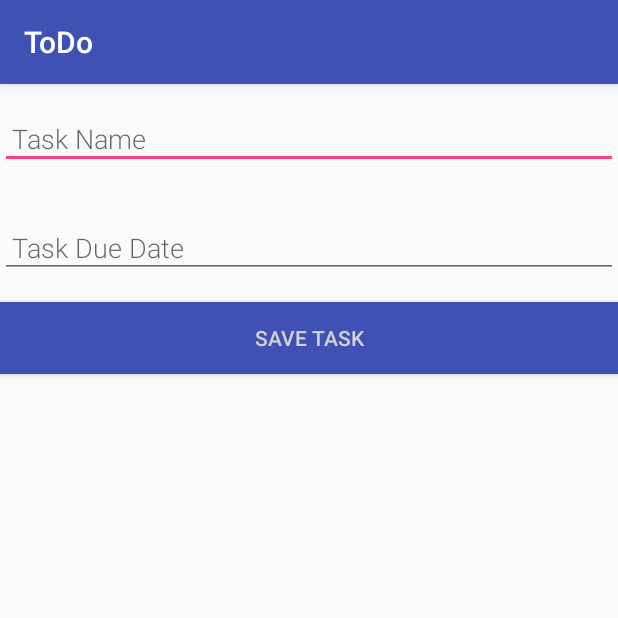
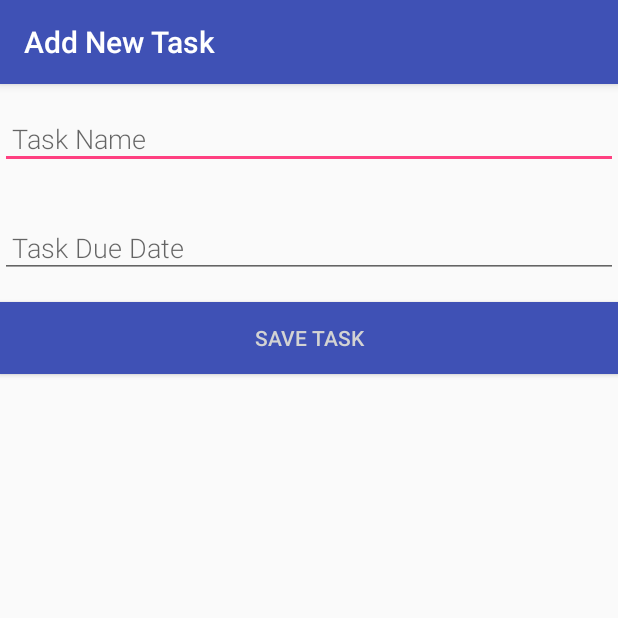
Before and after one commit to bayyatej/ToDo, an Android app: the NewTaskActivity screen opened directly, with no data from a screen before it, on a phone screen of 412 x 824 dp, the top half of it. Run offline under Robolectric (Android 15) with nearby library versions, the phone set to English and light mode, and no system bars.

Commit message:
opening new task view displays new task title

```diff
--- a/ToDo/app/src/main/java/com/geterdone/android/todo/NewTaskActivity.java
+++ b/ToDo/app/src/main/java/com/geterdone/android/todo/NewTaskActivity.java
@@ -2,6 +2,7 @@ package com.geterdone.android.todo;
 
 import android.content.Intent;
 import android.os.Bundle;
+import android.support.v7.app.ActionBar;
 import android.support.v7.app.AppCompatActivity;
 import android.text.TextUtils;
 import android.view.View;
@@ -20,6 +21,12 @@ public class NewTaskActivity extends AppCompatActivity
 	{
 		super.onCreate(savedInstanceState);
 		setContentView(R.layout.activity_task_editor);
+		ActionBar actionBar = getSupportActionBar();
+
+		if (actionBar != null)
+		{
+			actionBar.setTitle("Add New Task");
+		}
 		mTaskNameEditText = findViewById(R.id.task_name_edit_text);
 		mTaskDateEditText = findViewById(R.id.task_date_edit_text);
 
```
